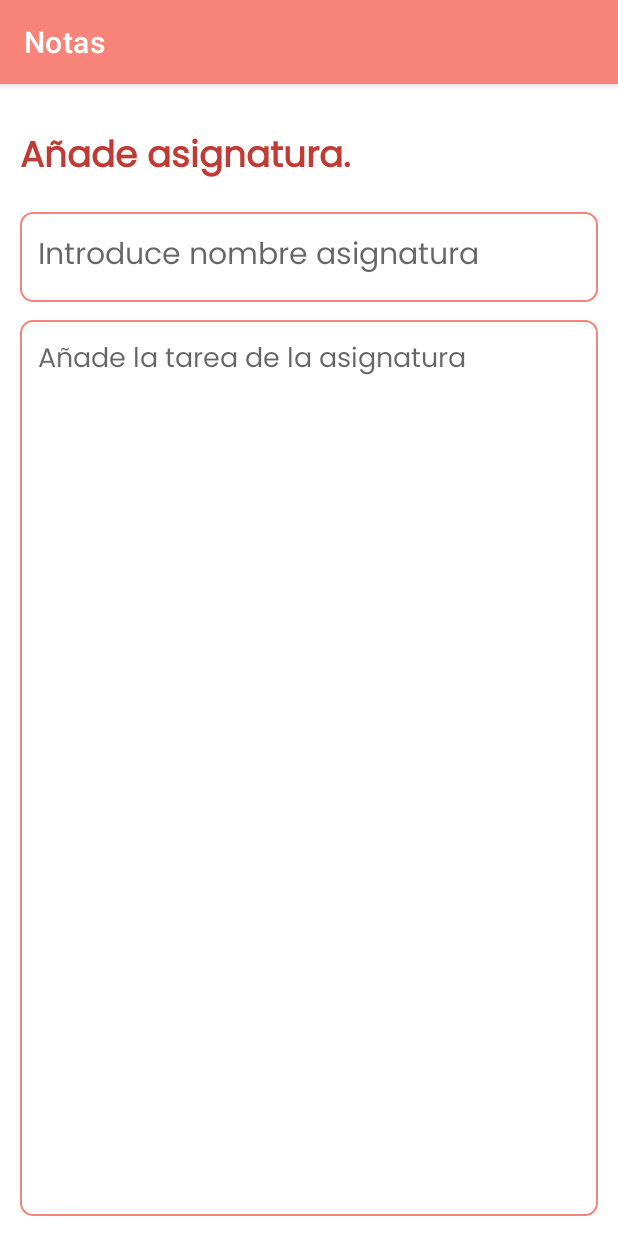
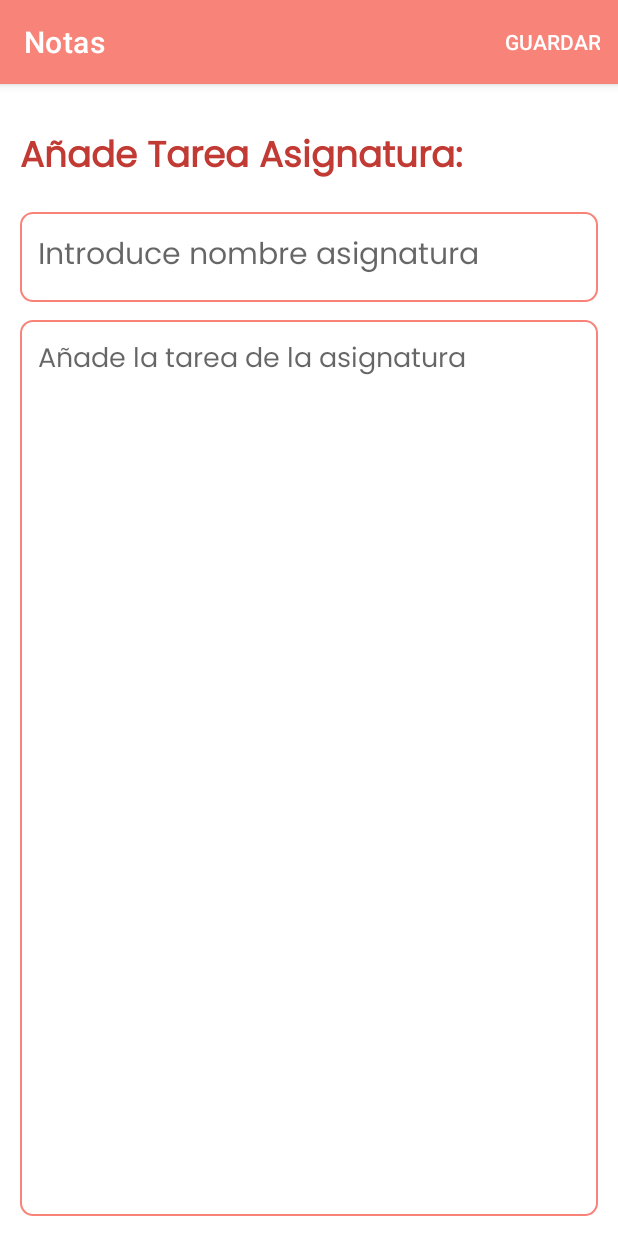
Before and after one commit to IsabelHub/ToDoList_practicaPMDM_persistencia, an Android app: the screen it shows after launch (MainActivity), on a phone screen of 412 x 824 dp. Run offline under Robolectric (Android 15) with nearby library versions, the phone set to English and light mode, and no system bars; our stand-ins replace Room's generated code, data binding.

Commit message:
fragment add commit version 2

```diff
--- a/app/src/main/java/com/example/todolist_practicapmdm_persistencia/fragments/AddTareaFragment.kt
+++ b/app/src/main/java/com/example/todolist_practicapmdm_persistencia/fragments/AddTareaFragment.kt
@@ -3,58 +3,84 @@ package com.example.todolist_practicapmdm_persistencia.fragments
 import android.os.Bundle
 import androidx.fragment.app.Fragment
 import android.view.LayoutInflater
+import android.view.Menu
+import android.view.MenuInflater
+import android.view.MenuItem
 import android.view.View
 import android.view.ViewGroup
+import android.widget.Toast
+import androidx.core.view.MenuHost
+import androidx.core.view.MenuProvider
+import androidx.lifecycle.Lifecycle
+import androidx.navigation.findNavController
+import com.example.todolist_practicapmdm_persistencia.MainActivity
 import com.example.todolist_practicapmdm_persistencia.R
+import com.example.todolist_practicapmdm_persistencia.databinding.FragmentAddTareaBinding
+import com.example.todolist_practicapmdm_persistencia.model.Tarea
+import com.example.todolist_practicapmdm_persistencia.viewmodel.TareaViewModel
 
-// TODO: Rename parameter arguments, choose names that match
-// the fragment initialization parameters, e.g. ARG_ITEM_NUMBER
-private const val ARG_PARAM1 = "param1"
-private const val ARG_PARAM2 = "param2"
 
-/**
- * A simple [Fragment] subclass.
- * Use the [AddTareaFragment.newInstance] factory method to
- * create an instance of this fragment.
- */
-class AddTareaFragment : Fragment() {
-    // TODO: Rename and change types of parameters
-    private var param1: String? = null
-    private var param2: String? = null
+class AddTareaFragment : Fragment(R.layout.fragment_add_tarea), MenuProvider{
 
-    override fun onCreate(savedInstanceState: Bundle?) {
-        super.onCreate(savedInstanceState)
-        arguments?.let {
-            param1 = it.getString(ARG_PARAM1)
-            param2 = it.getString(ARG_PARAM2)
-        }
-    }
+    private var addTareaBinding: FragmentAddTareaBinding? = null
+    private val binding get() = addTareaBinding!!
+
+    private lateinit var tareasViewModel: TareaViewModel
+    private lateinit var addTareaView: View
+
 
     override fun onCreateView(
         inflater: LayoutInflater, container: ViewGroup?,
         savedInstanceState: Bundle?
     ): View? {
         // Inflate the layout for this fragment
-        return inflater.inflate(R.layout.fragment_add_note, container, false)
+        addTareaBinding = FragmentAddTareaBinding.inflate(inflater,container, false)
+        return binding.root
+    }
+    override fun onViewCreated(view: View, savedInstanceState: Bundle?) {
+        super.onViewCreated(view, savedInstanceState)
+
+        val menuHost: MenuHost = requireActivity()
+        menuHost.addMenuProvider(this, viewLifecycleOwner, Lifecycle.State.RESUMED)
+
+        tareasViewModel = (activity as MainActivity).tareaViewModel
+        addTareaView=view
     }
 
-    companion object {
-        /**
-         * Use this factory method to create a new instance of
-         * this fragment using the provided parameters.
-         *
-         * @param param1 Parameter 1.
-         * @param param2 Parameter 2.
-         * @return A new instance of fragment AddNoteFragment.
-         */
-        // TODO: Rename and change types and number of parameters
-        @JvmStatic
-        fun newInstance(param1: String, param2: String) =
-            AddTareaFragment().apply {
-                arguments = Bundle().apply {
-                    putString(ARG_PARAM1, param1)
-                    putString(ARG_PARAM2, param2)
-                }
+    private fun saveTarea(view: View){
+        val nombreAsignatura = binding.addAsignaturaNombre.text.toString().trim()
+        val tareaDescripcion = binding.addTareaDescripcion.text.toString().trim()
+
+        if(nombreAsignatura.isNotEmpty()){
+            val tarea = Tarea(0, nombreAsignatura, tareaDescripcion)
+            tareasViewModel.addNote(tarea)
+
+            Toast.makeText(addTareaView.context, "Nota Guardada", Toast.LENGTH_SHORT).show()
+            view.findNavController().popBackStack(R.id.home2, false)
+        } else {
+            Toast.makeText(addTareaView.context, "Por favor, introduce el nombre de la asignatura", Toast.LENGTH_SHORT).show()
+        }
+    }
+    override fun onCreateMenu(menu: Menu, menuInflater: MenuInflater) {
+        menu.clear()
+        menuInflater.inflate(R.menu.add_menu, menu)
+    }
+
+    override fun onMenuItemSelected(menuItem: MenuItem): Boolean {
+        return when(menuItem.itemId){
+            R.id.aniadirMenu ->{
+                saveTarea(addTareaView)
+                true
             }
+            else-> false
+        }
     }
+
+
+    override fun onDestroy() {
+        super.onDestroy()
+        addTareaBinding = null
+    }
+
+
 }
--- a/app/src/main/java/com/example/todolist_practicapmdm_persistencia/fragments/EditTareaFragment.kt
+++ b/app/src/main/java/com/example/todolist_practicapmdm_persistencia/fragments/EditTareaFragment.kt
@@ -35,7 +35,7 @@ class EditTareaFragment : Fragment() {
         savedInstanceState: Bundle?
     ): View? {
         // Inflate the layout for this fragment
-        return inflater.inflate(R.layout.fragment_edit_note, container, false)
+        return inflater.inflate(R.layout.fragment_edit_tarea, container, false)
     }
 
     companion object {
--- a/app/src/main/res/layout/fragment_add_note.xml
+++ b/app/src/main/res/layout/fragment_add_tarea.xml
@@ -18,13 +18,13 @@
             android:layout_alignParentTop="true"
             android:layout_marginTop="16dp"
             android:fontFamily="@font/poppins"
-            android:text="Añade asignatura."
+            android:text="Añade Tarea Asignatura: "
             android:textColor="@color/red"
             android:textSize="24sp"
             android:textStyle="bold" />
 
         <EditText
-            android:id="@+id/addNoteTitle"
+            android:id="@+id/addAsignaturaNombre"
             android:layout_width="match_parent"
             android:layout_height="60dp"
             android:hint="Introduce nombre asignatura"
@@ -37,7 +37,7 @@
             android:fontFamily="@font/poppins"/>
 
         <EditText
-            android:id="@+id/addNoteDesc"
+            android:id="@+id/addTareaDescripcion"
             android:layout_width="match_parent"
             android:layout_height="match_parent"
             android:hint="Añade la tarea de la asignatura"
@@ -46,7 +46,7 @@
             android:textSize="18sp"
             android:fontFamily="@font/poppins"
             android:background="@drawable/pink_border"
-            android:layout_below="@id/addNoteTitle"
+            android:layout_below="@id/addAsignaturaNombre"
             android:layout_marginTop="12dp" />
 
     </RelativeLayout>
```
Also changed, not shown: app/src/main/java/com/example/todolist_practicapmdm_persistencia/fragments/Home.kt (+5 -9 lines), app/src/main/res/layout/fragment_edit_tarea.xml (renamed from app/src/main/res/layout/fragment_edit_note.xml).
